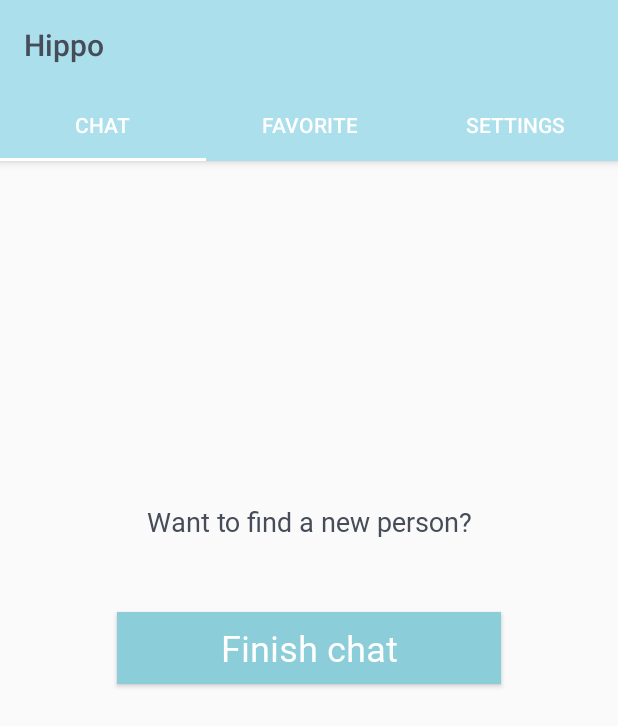
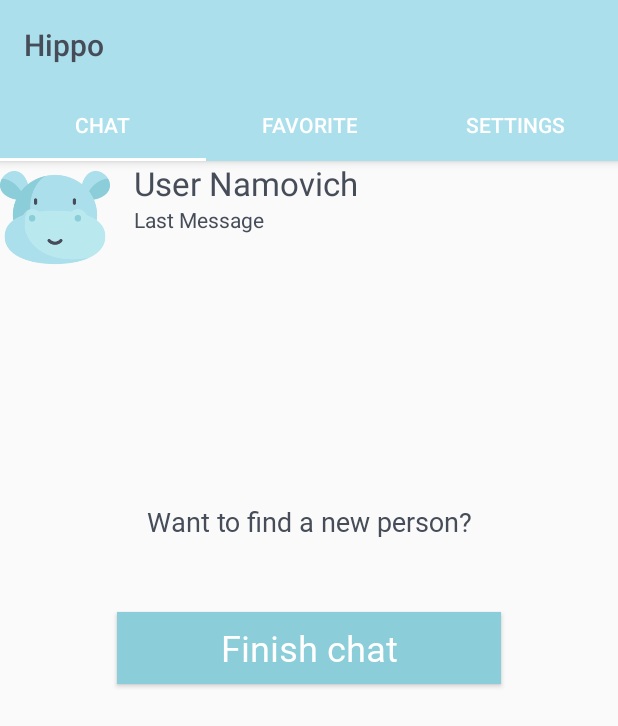
Before and after one commit to HippoChat/hippo_client, an Android app: the ChatFragment screen opened directly, with no data from a screen before it, after a tap on "Search!", on a phone screen of 412 x 824 dp. Shown: the top 726 px of the screen. Run offline under Robolectric (Android 15) with nearby library versions, the phone set to English and light mode, and no system bars; our stand-ins replace Room's generated code; 1 other tap on this screen came first.

Commit message:
Chat mockup

```diff
--- a/app/src/main/java/com/example/hippo/ui/main/ChatFragment.kt
+++ b/app/src/main/java/com/example/hippo/ui/main/ChatFragment.kt
@@ -1,5 +1,6 @@
 package com.example.hippo.ui.main
 
+import android.content.Intent
 import android.os.Bundle
 import android.view.LayoutInflater
 import android.view.View
@@ -20,7 +21,7 @@ class ChatFragment : Fragment(){
     private lateinit var tvFinishChat: TextView
     private lateinit var btFinish: Button
 
-    private var isChatting = true
+    private var isChatting = false
 
     override fun onCreate(savedInstanceState: Bundle?) {
         super.onCreate(savedInstanceState)
@@ -52,6 +53,8 @@ class ChatFragment : Fragment(){
             isChatting = false
             changeSearchFriendView() }
 
+        chat_pane.setOnClickListener { startActivity(Intent(activity, ChatActivity::class.java)) }
+
         changeSearchFriendView()
     }
 
@@ -63,6 +66,7 @@ class ChatFragment : Fragment(){
 
             tvFinishChat.visibility = View.VISIBLE
             btFinish.visibility = View.VISIBLE
+            chat_pane.visibility = View.VISIBLE
         } else {
             ivSearchFriend.visibility = View.VISIBLE
             tvSearch.visibility = View.VISIBLE
@@ -70,6 +74,7 @@ class ChatFragment : Fragment(){
 
             tvFinishChat.visibility = View.GONE
             btFinish.visibility = View.GONE
+            chat_pane.visibility = View.GONE
         }
     }
 }
--- a/app/src/main/java/com/example/hippo/ui/main/FavoriteFragment.kt
+++ b/app/src/main/java/com/example/hippo/ui/main/FavoriteFragment.kt
@@ -1,19 +1,15 @@
 package com.example.hippo.ui.main
 
+import android.content.Intent
 import android.os.Bundle
 import android.view.LayoutInflater
 import android.view.View
 import android.view.ViewGroup
-import android.widget.ArrayAdapter
 import androidx.fragment.app.Fragment
 import com.example.hippo.R
 import kotlinx.android.synthetic.main.favorite_fragment.*
 
 class FavoriteFragment : Fragment(){
-    override fun onCreate(savedInstanceState: Bundle?) {
-        super.onCreate(savedInstanceState)
-    }
-
     override fun onCreateView(
         inflater: LayoutInflater, container: ViewGroup?,
         savedInstanceState: Bundle?
@@ -24,8 +20,5 @@ class FavoriteFragment : Fragment(){
 
     override fun onViewCreated(view: View, savedInstanceState: Bundle?) {
         super.onViewCreated(view, savedInstanceState)
-        // TODO: Replace with a chatPane (the layout is kinda done, need to write a fragment for it
-        var test: ArrayList<String> = arrayListOf("Test", "Test2")
-        userView.adapter = ArrayAdapter(this.requireContext(), android.R.layout.simple_list_item_1, test)
     }
 }
--- a/app/src/main/res/layout/chat_fragment.xml
+++ b/app/src/main/res/layout/chat_fragment.xml
@@ -1,6 +1,7 @@
 <?xml version="1.0" encoding="utf-8"?>
 <LinearLayout xmlns:android="http://schemas.android.com/apk/res/android"
     xmlns:app="http://schemas.android.com/apk/res-auto"
+    xmlns:tools="http://schemas.android.com/tools"
     android:layout_width="match_parent"
     android:layout_height="match_parent"
     android:orientation="vertical">
@@ -14,11 +15,10 @@
             android:layout_width="match_parent"
             android:layout_height="match_parent">
 
-            <ViewStub
-                android:id="@+id/stubChat"
-                android:layout_width="wrap_content"
-                android:layout_height="wrap_content"
-                android:layout="@layout/chat_list_pane"
+            <include
+                layout="@layout/chat_list_pane"
+                android:id="@+id/chat_pane"
+                android:visibility="gone"
                 app:layout_constraintEnd_toEndOf="parent"
                 app:layout_constraintStart_toStartOf="parent"
                 app:layout_constraintTop_toTopOf="parent" />
--- a/app/src/main/res/layout/chat_list_pane.xml
+++ b/app/src/main/res/layout/chat_list_pane.xml
@@ -2,7 +2,7 @@
 <androidx.constraintlayout.widget.ConstraintLayout xmlns:android="http://schemas.android.com/apk/res/android"
     xmlns:app="http://schemas.android.com/apk/res-auto"
     android:layout_width="match_parent"
-    android:layout_height="match_parent">
+    android:layout_height="wrap_content">
 
     <ImageView
         android:id="@+id/avatar"
@@ -16,6 +16,8 @@
         android:id="@+id/userName"
         android:layout_width="0dp"
         android:layout_height="wrap_content"
+        android:layout_marginStart="16dp"
+        android:layout_marginLeft="16dp"
         android:text="User Namovich"
         android:textAppearance="@style/TextAppearance.AppCompat.Large"
         app:layout_constraintEnd_toEndOf="parent"
@@ -26,6 +28,8 @@
         android:id="@+id/message"
         android:layout_width="0dp"
         android:layout_height="wrap_content"
+        android:layout_marginStart="16dp"
+        android:layout_marginLeft="16dp"
         android:text="Last Message"
         app:layout_constraintEnd_toEndOf="parent"
         app:layout_constraintHorizontal_bias="0.0"
--- a/app/src/main/res/layout/favorite_fragment.xml
+++ b/app/src/main/res/layout/favorite_fragment.xml
@@ -1,8 +1,8 @@
 <?xml version="1.0" encoding="utf-8"?>
-<ListView xmlns:android="http://schemas.android.com/apk/res/android"
+<LinearLayout xmlns:android="http://schemas.android.com/apk/res/android"
     android:id="@+id/userView"
     android:layout_width="match_parent"
     android:layout_height="match_parent"
     android:orientation="vertical">
 
-</ListView>
+</LinearLayout>
```
